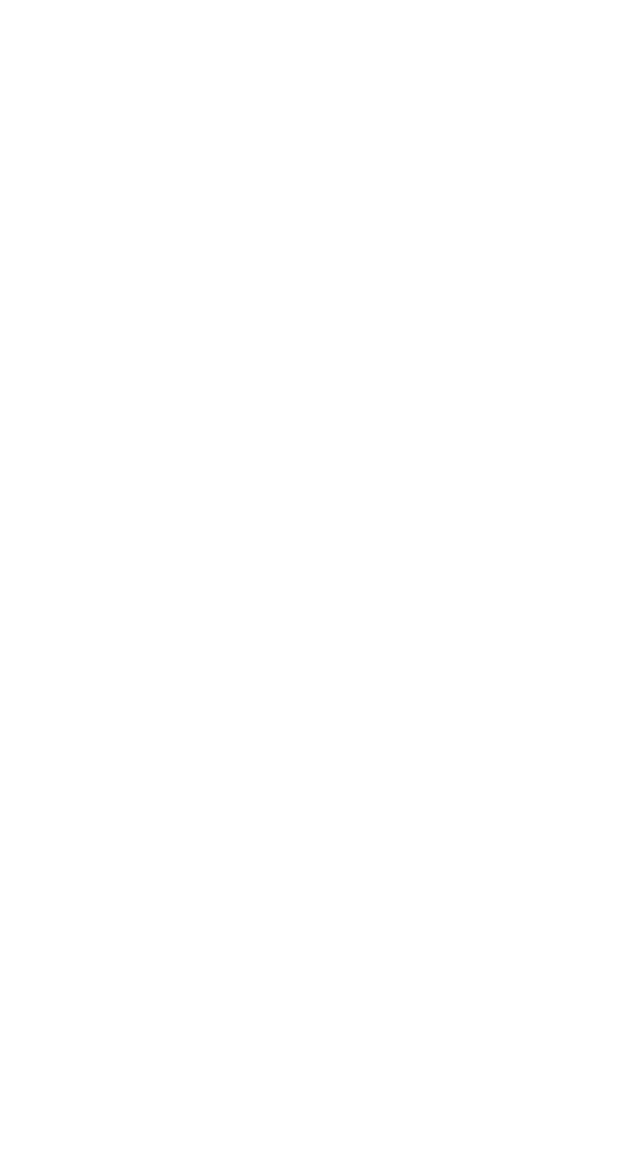
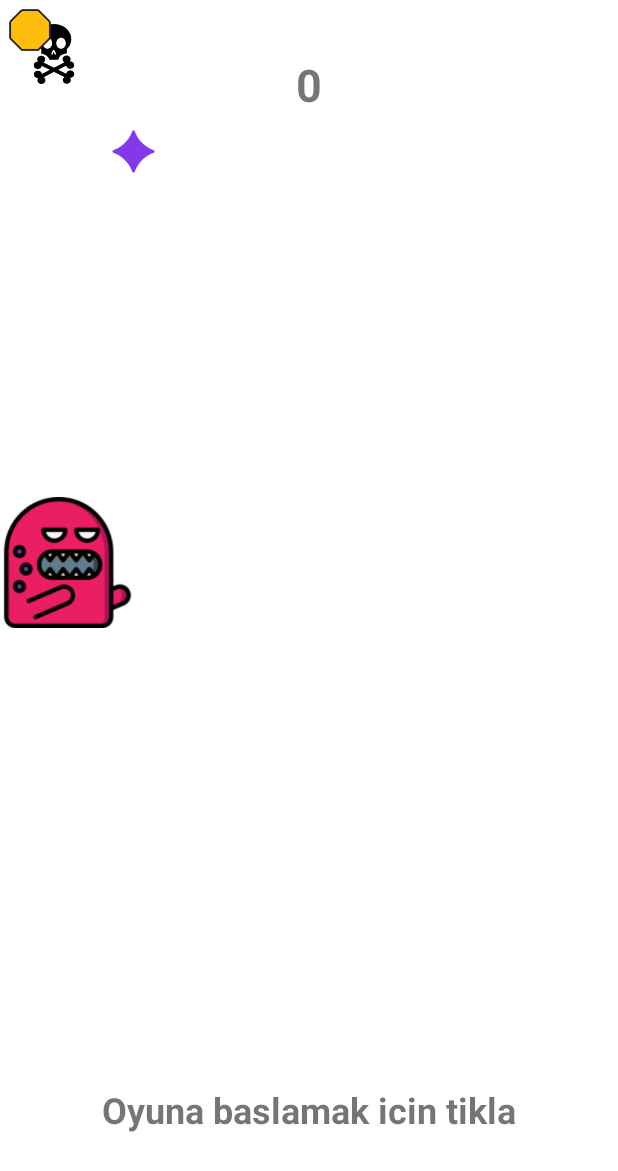
Before and after one commit to ozancanguz/Monster-Game, an Android app: the OyunEkrani screen opened directly, with no data from a screen before it, on a phone screen of 412 x 824 dp. Before the commit the part shown is empty. Shown: the top 1171 px of the screen. Run offline under Robolectric (Android 15) with nearby library versions, the phone set to English and light mode, and no system bars.

Commit message:
-game screen designed

```diff
--- a/app/src/main/res/layout/activity_oyun_ekrani.xml
+++ b/app/src/main/res/layout/activity_oyun_ekrani.xml
@@ -4,6 +4,68 @@
     xmlns:tools="http://schemas.android.com/tools"
     android:layout_width="match_parent"
     android:layout_height="match_parent"
+    android:id="@+id/cl"
     tools:context=".OyunEkrani">
 
+    <ImageView
+        android:id="@+id/anakarakter"
+        android:layout_width="90dp"
+        android:layout_height="87dp"
+        app:layout_constraintBottom_toBottomOf="parent"
+        app:layout_constraintStart_toStartOf="parent"
+        app:layout_constraintTop_toTopOf="parent"
+        app:layout_constraintVertical_bias="0.45"
+        app:srcCompat="@drawable/monster" />
+
+    <TextView
+        android:id="@+id/skortv"
+        android:layout_width="wrap_content"
+        android:layout_height="wrap_content"
+        android:layout_marginTop="36dp"
+        android:text="0"
+        android:textSize="30sp"
+        android:textStyle="bold"
+        app:layout_constraintEnd_toEndOf="parent"
+        app:layout_constraintStart_toStartOf="parent"
+        app:layout_constraintTop_toTopOf="parent" />
+
+    <TextView
+        android:id="@+id/oyunbaslatv"
+        android:layout_width="wrap_content"
+        android:layout_height="wrap_content"
+        android:layout_marginBottom="68dp"
+        android:text="Oyuna baslamak icin tikla"
+        android:textSize="24sp"
+        android:textStyle="bold"
+        app:layout_constraintBottom_toBottomOf="parent"
+        app:layout_constraintEnd_toEndOf="parent"
+        app:layout_constraintStart_toStartOf="parent" />
+
+    <ImageView
+        android:id="@+id/morcisim"
+        android:layout_width="50dp"
+        android:layout_height="50dp"
+        android:layout_marginStart="64dp"
+        android:layout_marginTop="76dp"
+        app:layout_constraintStart_toStartOf="parent"
+        app:layout_constraintTop_toTopOf="parent"
+        app:srcCompat="@drawable/img" />
+
+    <ImageView
+        android:id="@+id/siyahcisim"
+        android:layout_width="40dp"
+        android:layout_height="40dp"
+        android:layout_marginStart="16dp"
+        android:layout_marginTop="16dp"
+        app:layout_constraintStart_toStartOf="parent"
+        app:layout_constraintTop_toTopOf="parent"
+        app:srcCompat="@drawable/black" />
+
+    <ImageView
+        android:id="@+id/saricisim"
+        android:layout_width="40dp"
+        android:layout_height="40dp"
+        app:layout_constraintStart_toStartOf="parent"
+        app:srcCompat="@drawable/yellowobject"
+        tools:layout_editor_absoluteY="145dp" />
 </androidx.constraintlayout.widget.ConstraintLayout>
```
